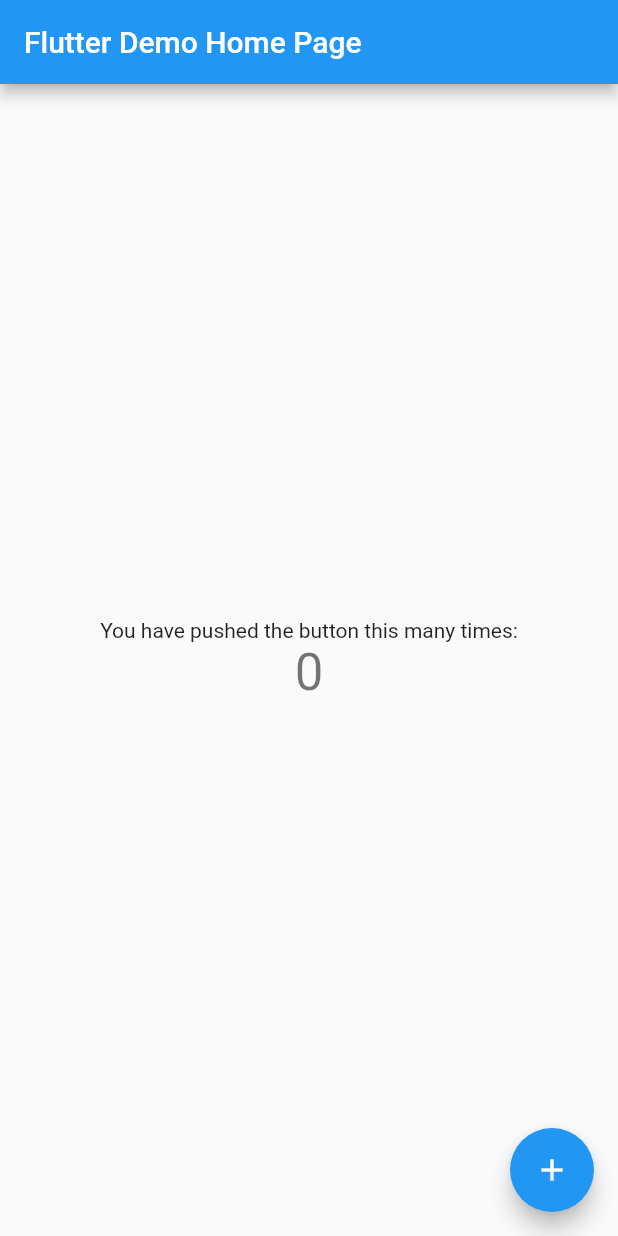
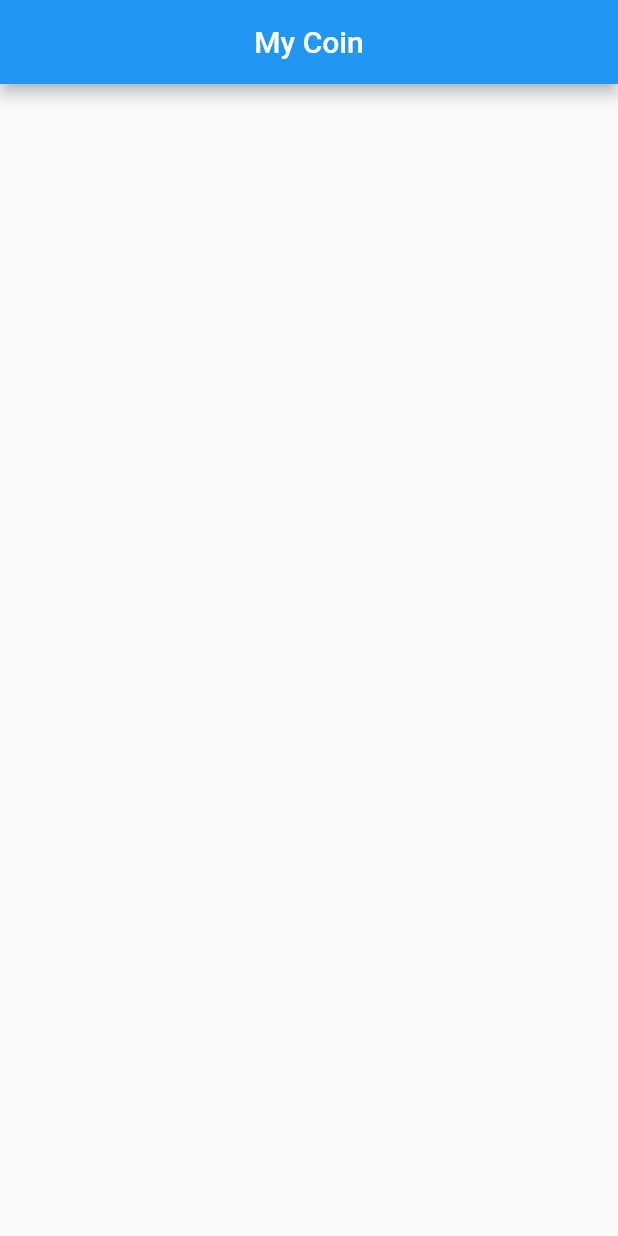
Before and after one commit to danilovalerio/my_coin_flutter, a Flutter app: the screen it shows after launch, on a phone screen of 412 x 824 dp. Run offline on Flutter 3.47's test engine with Material 2 defaults, Android fonts, the phone set to English and light mode, and no system bars.

Commit message:
Base da página principal e estrutura do projeto

```diff
--- a/lib/main.dart
+++ b/lib/main.dart
@@ -1,111 +1,7 @@
 import 'package:flutter/material.dart';
+import 'package:my_coin_flutter_app/ui/main_page.dart';
 
-void main() => runApp(MyApp());
-
-class MyApp extends StatelessWidget {
-  // This widget is the root of your application.
-  @override
-  Widget build(BuildContext context) {
-    return MaterialApp(
-      title: 'Flutter Demo',
-      theme: ThemeData(
-        // This is the theme of your application.
-        //
-        // Try running your application with "flutter run". You'll see the
-        // application has a blue toolbar. Then, without quitting the app, try
-        // changing the primarySwatch below to Colors.green and then invoke
-        // "hot reload" (press "r" in the console where you ran "flutter run",
-        // or simply save your changes to "hot reload" in a Flutter IDE).
-        // Notice that the counter didn't reset back to zero; the application
-        // is not restarted.
-        primarySwatch: Colors.blue,
-      ),
-      home: MyHomePage(title: 'Flutter Demo Home Page'),
-    );
-  }
-}
-
-class MyHomePage extends StatefulWidget {
-  MyHomePage({Key key, this.title}) : super(key: key);
-
-  // This widget is the home page of your application. It is stateful, meaning
-  // that it has a State object (defined below) that contains fields that affect
-  // how it looks.
-
-  // This class is the configuration for the state. It holds the values (in this
-  // case the title) provided by the parent (in this case the App widget) and
-  // used by the build method of the State. Fields in a Widget subclass are
-  // always marked "final".
-
-  final String title;
-
-  @override
-  _MyHomePageState createState() => _MyHomePageState();
-}
-
-class _MyHomePageState extends State<MyHomePage> {
-  int _counter = 0;
-
-  void _incrementCounter() {
-    setState(() {
-      // This call to setState tells the Flutter framework that something has
-      // changed in this State, which causes it to rerun the build method below
-      // so that the display can reflect the updated values. If we changed
-      // _counter without calling setState(), then the build method would not be
-      // called again, and so nothing would appear to happen.
-      _counter++;
-    });
-  }
-
-  @override
-  Widget build(BuildContext context) {
-    // This method is rerun every time setState is called, for instance as done
-    // by the _incrementCounter method above.
-    //
-    // The Flutter framework has been optimized to make rerunning build methods
-    // fast, so that you can just rebuild anything that needs updating rather
-    // than having to individually change instances of widgets.
-    return Scaffold(
-      appBar: AppBar(
-        // Here we take the value from the MyHomePage object that was created by
-        // the App.build method, and use it to set our appbar title.
-        title: Text(widget.title),
-      ),
-      body: Center(
-        // Center is a layout widget. It takes a single child and positions it
-        // in the middle of the parent.
-        child: Column(
-          // Column is also a layout widget. It takes a list of children and
-          // arranges them vertically. By default, it sizes itself to fit its
-          // children horizontally, and tries to be as tall as its parent.
-          //
-          // Invoke "debug painting" (press "p" in the console, choose the
-          // "Toggle Debug Paint" action from the Flutter Inspector in Android
-          // Studio, or the "Toggle Debug Paint" command in Visual Studio Code)
-          // to see the wireframe for each widget.
-          //
-          // Column has various properties to control how it sizes itself and
-          // how it positions its children. Here we use mainAxisAlignment to
-          // center the children vertically; the main axis here is the vertical
-          // axis because Columns are vertical (the cross axis would be
-          // horizontal).
-          mainAxisAlignment: MainAxisAlignment.center,
-          children: <Widget>[
-            Text(
-              'You have pushed the button this many times:',
-            ),
-            Text(
-              '$_counter',
-              style: Theme.of(context).textTheme.display1,
-            ),
-          ],
-        ),
-      ),
-      floatingActionButton: FloatingActionButton(
-        onPressed: _incrementCounter,
-        tooltip: 'Increment',
-        child: Icon(Icons.add),
-      ), // This trailing comma makes auto-formatting nicer for build methods.
-    );
-  }
-}
+void main() => runApp(MaterialApp(
+  home: MainPage(),
+  debugShowCheckedModeBanner: false,
+));
--- /dev/null
+++ b/lib/ui/main_page.dart
@@ -0,0 +1,18 @@
+import 'package:flutter/material.dart';
+
+class MainPage extends StatefulWidget {
+  @override
+  _MainPageState createState() => _MainPageState();
+}
+
+class _MainPageState extends State<MainPage> {
+  @override
+  Widget build(BuildContext context) {
+    return Scaffold(
+      appBar: AppBar(
+        title: Text("My Coin"),
+        centerTitle: true,
+      ),
+    );
+  }
+}
```
Also changed, not shown: lib/helpers/movimentacao_helper.dart (added), lib/ui/movimentacao_page.dart (added).
